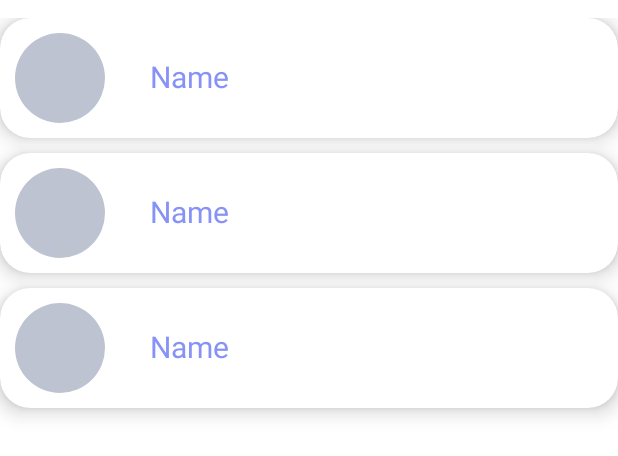
After one commit to Johnny622/MADGroupAssignment, an Android app built with Jetpack Compose: the layout activity_subject_list_main.xml on its own in the app's theme, with its tools: preview values and no code run, on a phone screen of 412 x 824 dp. The commit adds this screen. Shown: the top 456 px of the screen. Run offline under Robolectric (Android 15) with nearby library versions, the phone set to English and light mode, and no system bars.

Commit message:
updated on 10/4

```diff
--- a/app/src/main/AndroidManifest.xml
+++ b/app/src/main/AndroidManifest.xml
@@ -16,6 +16,9 @@
         android:theme="@style/Theme.GroupAssignment"
         tools:targetApi="31">
         <activity
+            android:name=".subject_list_main"
+            android:exported="false" />
+        <activity
             android:name=".walk_through"
             android:exported="false" />
         <activity
--- /dev/null
+++ b/app/src/main/res/layout/activity_subject_list_main.xml
@@ -0,0 +1,19 @@
+<?xml version="1.0" encoding="utf-8"?>
+<androidx.constraintlayout.widget.ConstraintLayout xmlns:android="http://schemas.android.com/apk/res/android"
+    xmlns:app="http://schemas.android.com/apk/res-auto"
+    xmlns:tools="http://schemas.android.com/tools"
+    android:layout_width="match_parent"
+    android:layout_height="match_parent"
+    tools:context=".subject_list_main">
+
+    <ListView
+        android:layout_width="match_parent"
+        android:layout_height="match_parent"
+        android:id="@+id/listview"
+        android:scrollbars="vertical"
+        android:layout_marginTop="12dp"
+        tools:listitem="@layout/subject_list"
+        android:divider="@color/white"
+        android:dividerHeight="10.0sp"/>
+
+</androidx.constraintlayout.widget.ConstraintLayout>
--- /dev/null
+++ b/app/src/main/res/layout/subject_list.xml
@@ -0,0 +1,43 @@
+<?xml version="1.0" encoding="utf-8"?>
+<androidx.cardview.widget.CardView xmlns:android="http://schemas.android.com/apk/res/android"
+    xmlns:app="http://schemas.android.com/apk/res-auto"
+    android:layout_marginStart="12dp"
+    android:layout_marginEnd="12dp"
+    android:layout_marginVertical="10dp"
+    android:layout_marginHorizontal="10dp"
+    app:cardCornerRadius="20dp"
+    app:cardElevation="8dp"
+    android:layout_width="match_parent"
+    android:layout_height="wrap_content">
+
+    <RelativeLayout
+        android:layout_width="match_parent"
+        android:layout_height="wrap_content">
+
+        <com.google.android.material.imageview.ShapeableImageView
+            android:layout_width="60dp"
+            android:layout_height="60dp"
+            android:id="@+id/listImage"
+            android:src="@drawable/computer"
+            android:scaleType="center"
+            android:layout_marginStart="10dp"
+            android:layout_marginBottom="10dp"
+            android:layout_marginTop="10dp"
+            app:shapeAppearanceOverlay="@style/roundedImageViewRounded"/>
+
+        <TextView
+            android:layout_width="120dp"
+            android:layout_height="30dp"
+            android:id="@+id/listName"
+            android:text="Name"
+            android:textColor="@color/lavendar"
+            android:textSize="20sp"
+            android:layout_marginTop="25dp"
+            android:layout_marginStart="30dp"
+            android:layout_toEndOf="@id/listImage"/>
+
+
+
+    </RelativeLayout>
+
+</androidx.cardview.widget.CardView>
--- a/app/src/main/res/values/colors.xml
+++ b/app/src/main/res/values/colors.xml
@@ -19,4 +19,7 @@
     <color name="blue_light">#90C2F8</color>
     <color name="blue_dark">#5591EB</color>
 
+    <!--select subject list color-->
+    <color name="lavendar">#8692f7</color>
+
 </resources>
--- a/app/src/main/res/values/themes.xml
+++ b/app/src/main/res/values/themes.xml
@@ -15,7 +15,12 @@
         <item name="colorOnSecondary">@color/black</item>
 
         <!-- Status bar color -->
-        <item name="android:statusBarColor" tools:targetApi="l">?attr/colorPrimaryVariant</item>
+        <item name="android:statusBarColor">?attr/colorPrimaryVariant</item>
+    </style>
+
+    <style name="roundedImageViewRounded">
+        <item name="cornerFamily">rounded</item>
+        <item name="cornerSize">50%</item>
     </style>
 
     <style name="Theme.GroupAssignment" parent="Base.Theme.GroupAssignment" />
--- a/gradle.properties
+++ b/gradle.properties
@@ -19,3 +19,4 @@ android.useAndroidX=true
 # resources declared in the library itself and none from the library's dependencies,
 # thereby reducing the size of the R class for that library
 android.nonTransitiveRClass=true
+android.enableJetifier=true
--- a/settings.gradle
+++ b/settings.gradle
@@ -9,6 +9,8 @@ dependencyResolutionManagement {
     repositoriesMode.set(RepositoriesMode.FAIL_ON_PROJECT_REPOS)
     repositories {
         google()
+        jcenter()
+        maven {url 'https://jitpack.io'}
         mavenCentral()
     }
 }
```
Also changed, not shown: app/build.gradle (+11 -24 lines), app/src/main/java/my/edu/utar/groupassignment/ListAdapter.java (added, +40 -0 lines), app/src/main/java/my/edu/utar/groupassignment/ListData.java (added, +11 -0 lines), app/src/main/java/my/edu/utar/groupassignment/past_year_discussion.java (+5 -57 lines), app/src/main/java/my/edu/utar/groupassignment/subject_list_main.java (added, +38 -0 lines), app/src/main/res/layout/activity_past_year_discussion.xml (+20 -34 lines), app/src/main/res/drawable/computer.jpg (added), app/src/main/res/drawable/english.jpg (added), app/src/main/res/drawable/etika.jpg (added), app/src/main/res/drawable/maths.jpg (added), 3 other files.
